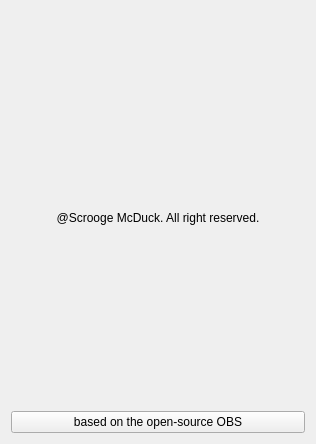
Before: the Qt Designer form frontend/forms/SPTAbout.ui in spectrumlive/spectrum-studio, drawn with Qt 5.
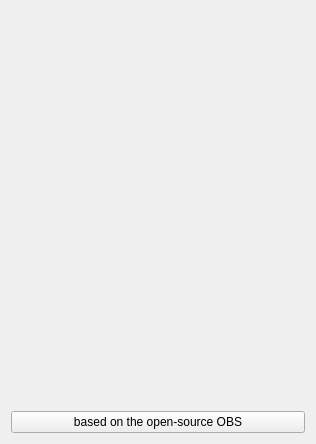
After: the same form once the commit is applied. Icons and pictures are not drawn.

Patch:
```diff
--- a/frontend/forms/SPTAbout.ui
+++ b/frontend/forms/SPTAbout.ui
@@ -57,16 +57,6 @@
        </property>
       </spacer>
      </item>
-     <item>
-      <widget class="QLabel" name="copyright">
-       <property name="text">
-        <string>@Scrooge McDuck. All right reserved.</string>
-       </property>
-       <property name="alignment">
-        <set>Qt::AlignmentFlag::AlignCenter</set>
-       </property>
-      </widget>
-     </item>
      <item>
       <spacer name="verticalSpacer_2">
        <property name="orientation">
```
